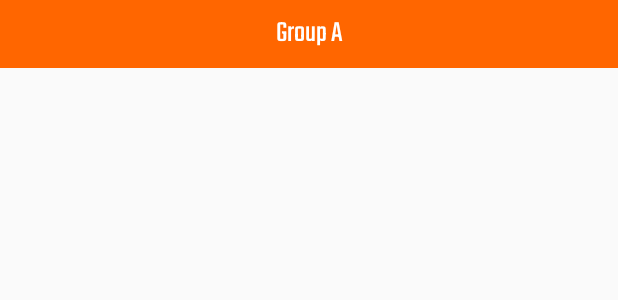
After one commit to jorge-lobo/euro-24, an Android app: the layout rv_group_list_item.xml on its own in the app's theme, with its tools: preview values and no code run, on a phone screen of 412 x 824 dp. The commit adds this screen. Shown: the top 300 px of the screen. Run offline under Robolectric (Android 15) with nearby library versions, the phone set to English and light mode, and no system bars.

Commit message:
feat: implement group stage screen with dynamic group list

```diff
--- /dev/null
+++ b/app/src/main/res/layout/rv_group_list_item.xml
@@ -0,0 +1,48 @@
+<?xml version="1.0" encoding="utf-8"?>
+<layout xmlns:android="http://schemas.android.com/apk/res/android"
+    xmlns:app="http://schemas.android.com/apk/res-auto"
+    xmlns:tools="http://schemas.android.com/tools">
+
+    <data>
+
+        <variable
+            name="group"
+            type="com.example.euro24.data.groups.Group" />
+
+        <import type="android.view.View" />
+
+    </data>
+
+    <androidx.constraintlayout.widget.ConstraintLayout
+        android:id="@+id/group_list"
+        android:layout_width="match_parent"
+        android:layout_height="wrap_content">
+
+        <RelativeLayout
+            android:id="@+id/item_container"
+            android:layout_width="match_parent"
+            android:layout_height="wrap_content"
+            app:layout_constraintEnd_toEndOf="parent"
+            app:layout_constraintStart_toStartOf="parent"
+            app:layout_constraintTop_toTopOf="parent"
+            tools:background="@color/orange">
+
+            <TextView
+                android:id="@+id/text_rv_group_name"
+                android:layout_width="match_parent"
+                android:layout_height="wrap_content"
+                android:layout_alignParentStart="true"
+                android:layout_alignParentTop="true"
+                android:fontFamily="@font/teko_regular"
+                android:text="@{group.groupName}"
+                android:gravity="center_horizontal"
+                android:layout_marginVertical="@dimen/margin_small"
+                android:textColor="@color/matches_orange_box_text"
+                android:textSize="@dimen/dropdown_item"
+                tools:text="Group A" />
+
+        </RelativeLayout>
+
+    </androidx.constraintlayout.widget.ConstraintLayout>
+
+</layout>
--- a/app/src/main/res/layout/rv_group_table.xml
+++ b/app/src/main/res/layout/rv_group_table.xml
@@ -172,9 +172,7 @@
                 android:textSize="@dimen/group_table_text"
                 tools:text="0" />
 
-
         </RelativeLayout>
-
 
     </androidx.constraintlayout.widget.ConstraintLayout>
 
--- a/app/src/main/res/values/dimens.xlm.xml
+++ b/app/src/main/res/values/dimens.xlm.xml
@@ -12,7 +12,7 @@
     <dimen name="toggle_button_upper_text">24sp</dimen>
     <dimen name="toggle_button_lower_text">12sp</dimen>
     <dimen name="dropdown_title">24sp</dimen>
-    <dimen name="dropdown_item">12sp</dimen>
+    <dimen name="dropdown_item">20sp</dimen>
 
     <dimen name="internet_connection_title">32sp</dimen>
     <dimen name="internet_connection_message">20sp</dimen>
```
Also changed, not shown: app/src/main/assets/groups.json (added, +88 -0 lines), app/src/main/java/com/example/euro24/data/groups/Group.kt (added, +13 -0 lines), app/src/main/java/com/example/euro24/data/groups/GroupRepository.kt (added, +41 -0 lines), app/src/main/java/com/example/euro24/ui/matches/matchesGroupStage/GroupListAdapter.kt (added, +59 -0 lines), app/src/main/java/com/example/euro24/ui/matches/matchesGroupStage/GroupListBindingItem.kt (added, +37 -0 lines), app/src/main/java/com/example/euro24/ui/matches/matchesGroupStage/MatchesGroupStageFragment.kt (+97 -41 lines), app/src/main/java/com/example/euro24/ui/matches/matchesGroupStage/MatchesGroupStageViewModel.kt (+52 -1 lines), app/src/main/res/layout/fragment_matches_group_stage.xml (+4 -4 lines).
